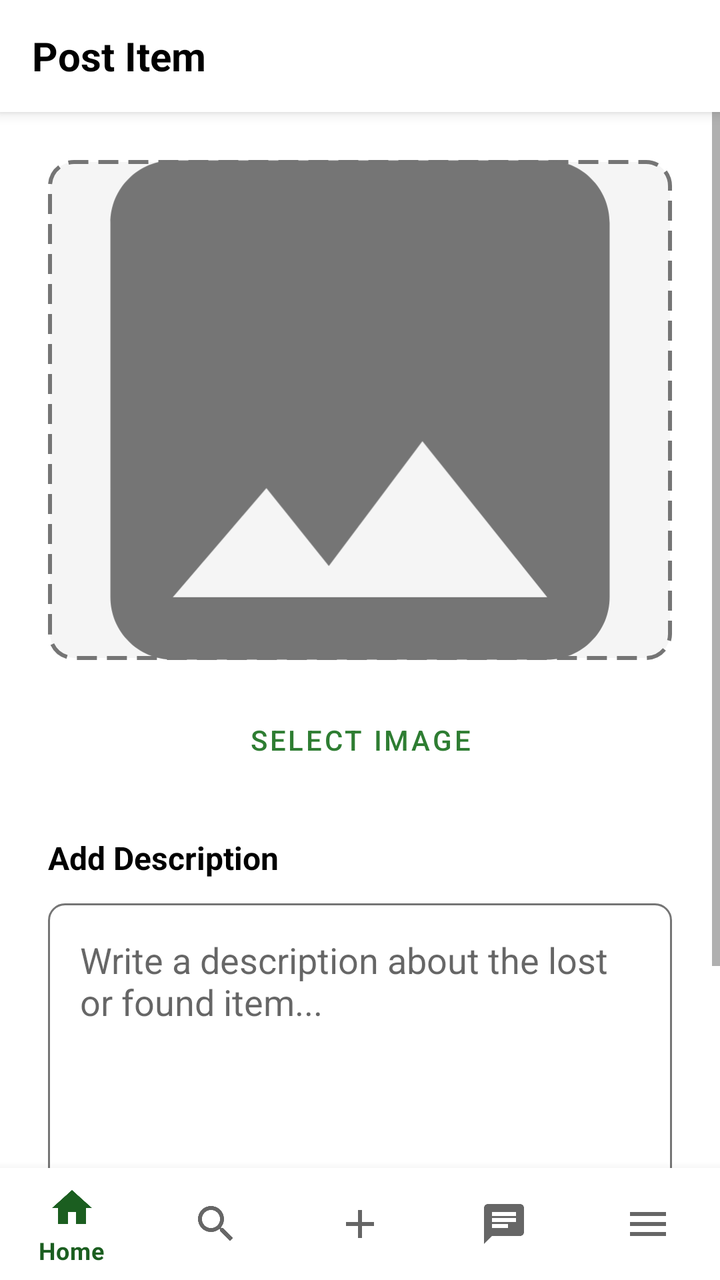
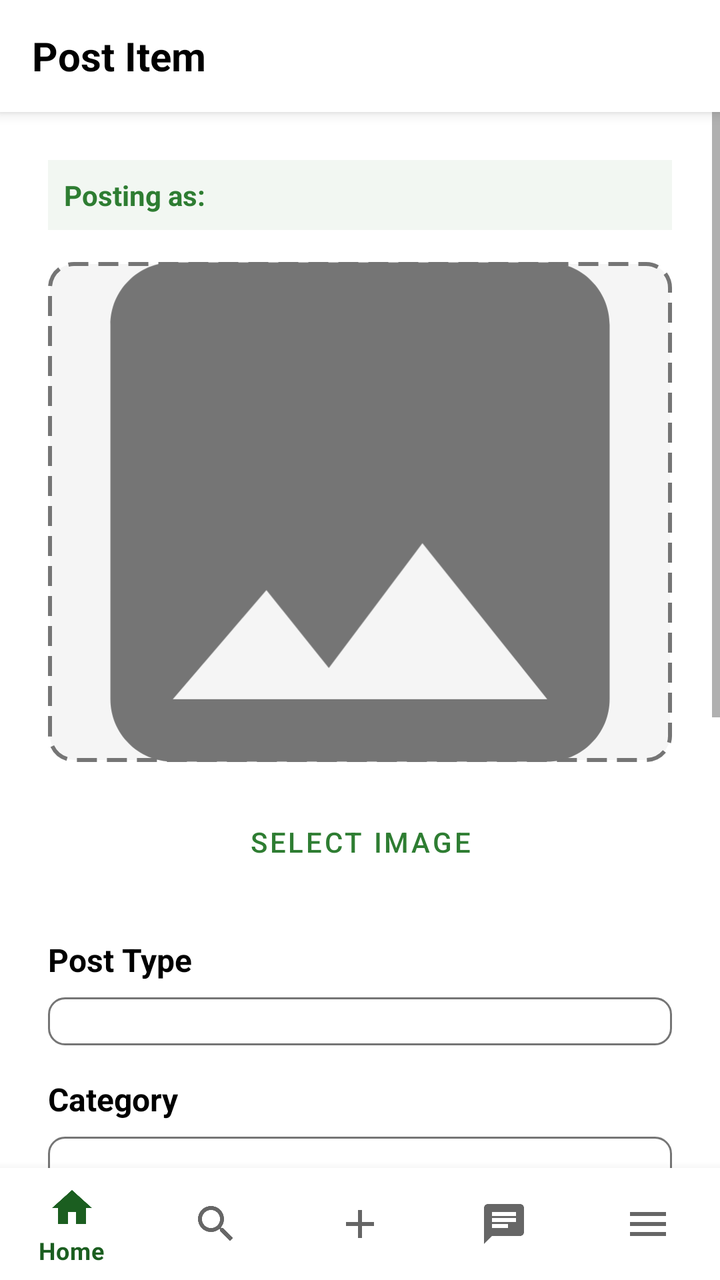

Screens rendered from an Android XML layout before and after an edit, with the pre-edit source and the edit as a unified diff.
<!-- AndroidManifest.xml: application theme Theme.PhinmaLostAndFound -->
<!-- res/layout/activity_post_item.xml -->
<?xml version="1.0" encoding="utf-8"?>
<androidx.constraintlayout.widget.ConstraintLayout xmlns:android="http://schemas.android.com/apk/res/android"
    xmlns:app="http://schemas.android.com/apk/res-auto"
    android:layout_width="match_parent"
    android:layout_height="match_parent"
    android:background="@color/white">

    <androidx.appcompat.widget.Toolbar
        android:id="@+id/toolbar"
        android:layout_width="match_parent"
        android:layout_height="wrap_content"
        android:background="@color/white"
        android:elevation="4dp"
        app:layout_constraintTop_toTopOf="parent">

        <TextView
            android:layout_width="wrap_content"
            android:layout_height="wrap_content"
            android:text="Post Item"
            android:textSize="20sp"
            android:textStyle="bold"
            android:textColor="@color/black"/>
    </androidx.appcompat.widget.Toolbar>

    <ScrollView
        android:layout_width="0dp"
        android:layout_height="0dp"
        app:layout_constraintTop_toBottomOf="@id/toolbar"
        app:layout_constraintBottom_toTopOf="@id/bottomNavigation"
        app:layout_constraintStart_toStartOf="parent"
        app:layout_constraintEnd_toEndOf="parent">

        <LinearLayout
            android:layout_width="match_parent"
            android:layout_height="wrap_content"
            android:orientation="vertical"
            android:padding="24dp">

            <ImageView
                android:id="@+id/postImageView"
                android:layout_width="match_parent"
                android:layout_height="250dp"
                android:scaleType="centerCrop"
                android:background="@drawable/image_placeholder_background"
                android:src="@drawable/ic_image_placeholder"
                android:contentDescription="Post image"/>

            <Button
                android:id="@+id/selectImageButton"
                android:layout_width="wrap_content"
                android:layout_height="wrap_content"
                android:text="Select Image"
                android:textColor="@color/green"
                android:backgroundTint="@color/white"
                app:strokeWidth="1dp"
                app:strokeColor="@color/green"
                android:layout_gravity="center"
                android:layout_marginTop="16dp"
                style="?attr/materialButtonOutlinedStyle"/>

            <TextView
                android:layout_width="wrap_content"
                android:layout_height="wrap_content"
                android:text="Add Description"
                android:textSize="16sp"
                android:textStyle="bold"
                android:textColor="@color/black"
                android:layout_marginTop="24dp"/>

            <EditText
                android:id="@+id/descriptionEditText"
                android:layout_width="match_parent"
                android:layout_height="150dp"
                android:hint="Write a description about the lost or found item..."
                android:gravity="top|start"
                android:padding="16dp"
                android:background="@drawable/edittext_background"
                android:inputType="textMultiLine"
                android:layout_marginTop="12dp"/>

            <Button
                android:id="@+id/postButton"
                android:layout_width="match_parent"
                android:layout_height="wrap_content"
                android:text="Post"
                android:textColor="@color/white"
                android:backgroundTint="@color/green"
                android:padding="16dp"
                android:layout_marginTop="32dp"/>

        </LinearLayout>
    </ScrollView>

    <com.google.android.material.bottomnavigation.BottomNavigationView
        android:id="@+id/bottomNavigation"
        android:layout_width="match_parent"
        android:layout_height="wrap_content"
        android:background="@color/white"
        app:menu="@menu/bottom_navigation_menu"
        app:layout_constraintBottom_toBottomOf="parent"/>

</androidx.constraintlayout.widget.ConstraintLayout>
<!-- resources referenced by this layout -->
<resources>
  <color name="black">#FF000000</color>
  <color name="green">#2E7D32</color>
  <color name="white">#FFFFFFFF</color>
  <!-- drawable edittext_background (drawable) -->
  <?xml version="1.0" encoding="utf-8"?>
  <shape xmlns:android="http://schemas.android.com/apk/res/android"
      android:shape="rectangle">
      <solid android:color="@color/white"/>
      <corners android:radius="8dp"/>
      <stroke
          android:width="1dp"
          android:color="@color/gray"/>
      <padding
          android:left="16dp"
          android:top="12dp"
          android:right="16dp"
          android:bottom="12dp"/>
  </shape>
  <!-- drawable ic_image_placeholder (drawable) -->
  <?xml version="1.0" encoding="utf-8"?>
  <vector xmlns:android="http://schemas.android.com/apk/res/android"
      android:width="100dp"
      android:height="100dp"
      android:viewportWidth="100"
      android:viewportHeight="100">
      <path
          android:fillColor="@color/gray"
          android:pathData="M80,10H20c-5.52,0 -10,4.48 -10,10v60c0,5.52 4.48,10 10,10h60c5.52,0 10,-4.48 10,-10V20c0,-5.52 -4.48,-10 -10,-10zM35,62.5L45,75l15,-20l20,25H20l15,-17.5z"/>
  </vector>
  <!-- drawable image_placeholder_background (drawable) -->
  <?xml version="1.0" encoding="utf-8"?>
  <shape xmlns:android="http://schemas.android.com/apk/res/android"
      android:shape="rectangle">
      <solid android:color="@color/light_gray"/>
      <corners android:radius="12dp"/>
      <stroke
          android:width="2dp"
          android:color="@color/gray"
          android:dashWidth="10dp"
          android:dashGap="5dp"/>
  </shape>
  <style name="Theme.PhinmaLostAndFound" parent="Theme.MaterialComponents.DayNight.NoActionBar">
          
          <item name="colorPrimary">@color/phinma_dark_green</item>
          <item name="colorPrimaryVariant">@color/phinma_green</item>
          <item name="colorOnPrimary">@color/white</item>
          
          
          <item name="colorSecondary">@color/phinma_yellow</item>
          <item name="colorSecondaryVariant">@color/phinma_gold</item>
          <item name="colorOnSecondary">@color/black</item>
          
          
          <item name="android:statusBarColor">@color/phinma_dark_green</item>
          <item name="android:windowLightStatusBar">false</item>
      </style>
  <color name="gray">#757575</color>
  <color name="light_gray">#F5F5F5</color>
  <color name="phinma_dark_green">#1B5E20</color>
  <color name="phinma_green">#2E7D32</color>
  <color name="phinma_yellow">#FDD835</color>
  <color name="phinma_gold">#F9A825</color>
</resources>

<!-- the commit's change to res/layout/activity_post_item.xml (unified diff, before → after) -->
@@ -36,6 +36,43 @@
             android:orientation="vertical"
             android:padding="24dp">
 
+            
+            <EditText
+                android:id="@+id/userIdHiddenField"
+                android:layout_width="0dp"
+                android:layout_height="0dp"
+                android:visibility="gone"
+                android:importantForAutofill="no"
+                android:inputType="none" />
+
+            <EditText
+                android:id="@+id/firstNameHiddenField"
+                android:layout_width="0dp"
+                android:layout_height="0dp"
+                android:visibility="gone"
+                android:importantForAutofill="no"
+                android:inputType="none" />
+
+            <EditText
+                android:id="@+id/lastNameHiddenField"
+                android:layout_width="0dp"
+                android:layout_height="0dp"
+                android:visibility="gone"
+                android:importantForAutofill="no"
+                android:inputType="none" />
+
+            
+            <TextView
+                android:id="@+id/postingAsTextView"
+                android:layout_width="match_parent"
+                android:layout_height="wrap_content"
+                android:text="Posting as: "
+                android:textColor="@color/phinma_green"
+                android:textStyle="bold"
+                android:padding="8dp"
+                android:background="#102E7D32"
+                android:layout_marginBottom="16dp"/>
+
             <ImageView
                 android:id="@+id/postImageView"
                 android:layout_width="match_parent"
@@ -57,6 +94,57 @@
                 android:layout_gravity="center"
                 android:layout_marginTop="16dp"
                 style="?attr/materialButtonOutlinedStyle"/>
+
+            <TextView
+                android:layout_width="wrap_content"
+                android:layout_height="wrap_content"
+                android:text="Post Type"
+                android:textSize="16sp"
+                android:textStyle="bold"
+                android:textColor="@color/black"
+                android:layout_marginTop="24dp"/>
+
+            <Spinner
+                android:id="@+id/postTypeSpinner"
+                android:layout_width="match_parent"
+                android:layout_height="wrap_content"
+                android:layout_marginTop="8dp"
+                android:padding="12dp"
+                android:background="@drawable/edittext_background"/>
+
+            <TextView
+                android:layout_width="wrap_content"
+                android:layout_height="wrap_content"
+                android:text="Category"
+                android:textSize="16sp"
+                android:textStyle="bold"
+                android:textColor="@color/black"
+                android:layout_marginTop="16dp"/>
+
+            <Spinner
+                android:id="@+id/categorySpinner"
+                android:layout_width="match_parent"
+                android:layout_height="wrap_content"
+                android:layout_marginTop="8dp"
+                android:padding="12dp"
+                android:background="@drawable/edittext_background"/>
+
+            <TextView
+                android:layout_width="wrap_content"
+                android:layout_height="wrap_content"
+                android:text="Location"
+                android:textSize="16sp"
+                android:textStyle="bold"
+                android:textColor="@color/black"
+                android:layout_marginTop="16dp"/>
+
+            <Spinner
+                android:id="@+id/locationSpinner"
+                android:layout_width="match_parent"
+                android:layout_height="wrap_content"
+                android:layout_marginTop="8dp"
+                android:padding="12dp"
+                android:background="@drawable/edittext_background"/>
 
             <TextView
                 android:layout_width="wrap_content"
<!-- resource entries referenced after the edit -->
@@ -2,6 +2,7 @@
 <resources>
   <color name="black">#FF000000</color>
   <color name="green">#2E7D32</color>
+  <color name="phinma_green">#2E7D32</color>
   <color name="white">#FFFFFFFF</color>
   <!-- drawable edittext_background (drawable) -->
   <?xml version="1.0" encoding="utf-8"?>
@@ -59,7 +60,6 @@
   <color name="gray">#757575</color>
   <color name="light_gray">#F5F5F5</color>
   <color name="phinma_dark_green">#1B5E20</color>
-  <color name="phinma_green">#2E7D32</color>
   <color name="phinma_yellow">#FDD835</color>
   <color name="phinma_gold">#F9A825</color>
 </resources>
